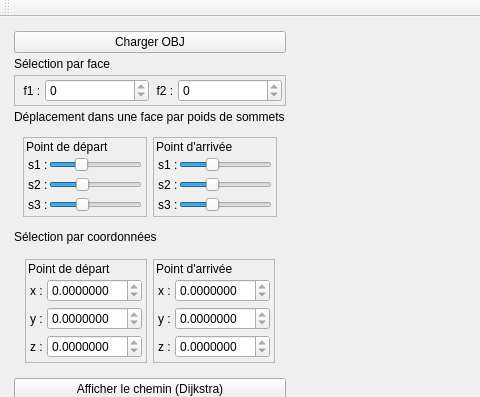
Qt form mainwindow.ui (SuperToad/Plus-court-chemin-vers-M2) before a commit; both pictures show x 0 to 480 and y 0 to 397 of the 645 by 576 pixel window.
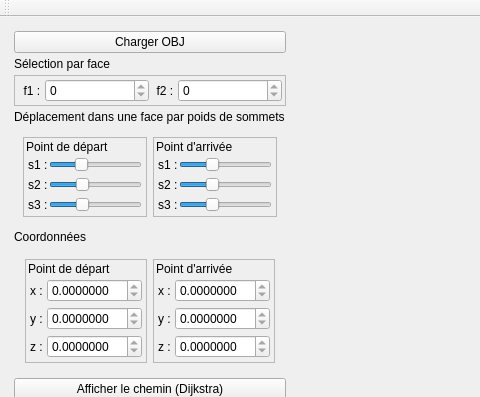
The same form after that commit. Custom widgets are drawn as their Qt base class.

Commit message: Re-correction d'interface

```diff
--- a/mainwindow.ui
+++ b/mainwindow.ui
@@ -562,7 +562,7 @@
        <item>
         <widget class="QLabel" name="label_10">
          <property name="text">
-          <string>Sélection par coordonnées</string>
+          <string>Coordonnées</string>
          </property>
         </widget>
        </item>
```
